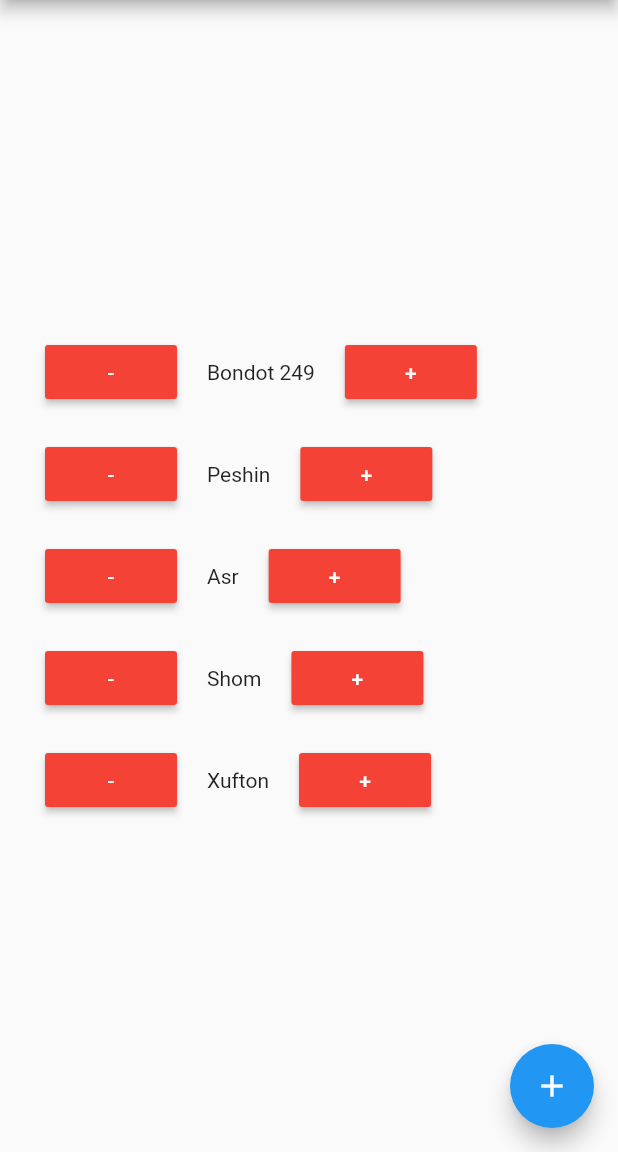
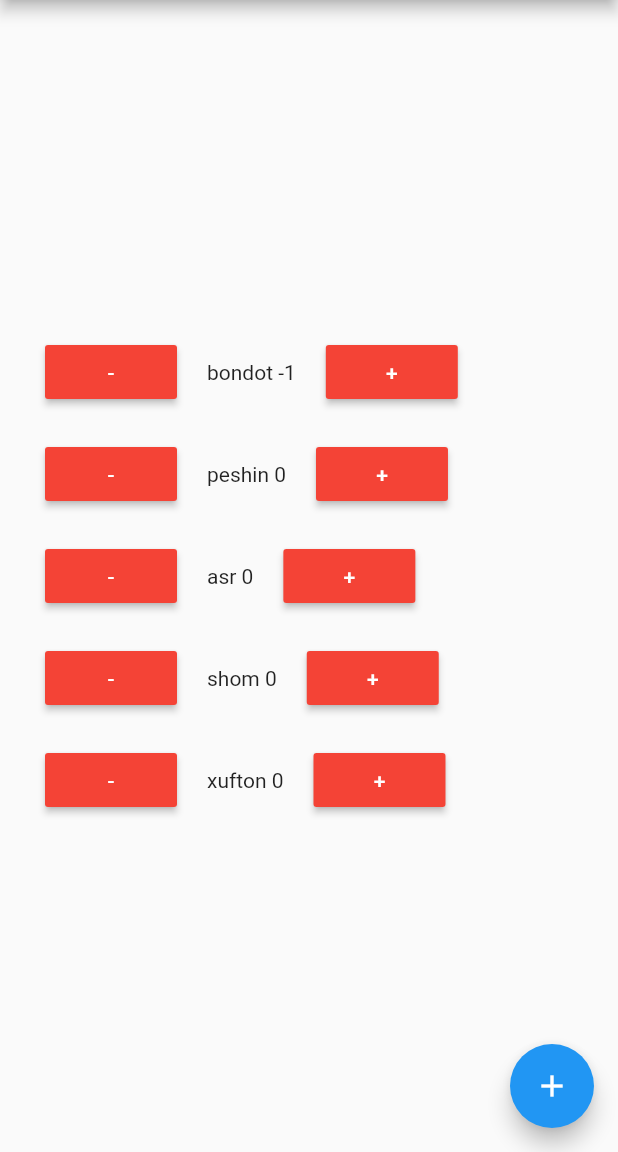
Before and after one commit to Alfraganus/qaza_prayer_tracker, a Flutter app: the screen it shows after launch, after a tap on an icon or button, on a phone screen of 412 x 824 dp, the part 84-1236 px from its top. Run offline on Flutter 3.47's test engine with Material 2 defaults, Android fonts, the phone set to English and light mode, and no system bars; our stand-ins replace cloud_firestore, firebase_core; accounts and stored records are empty.

Commit message:
first prayer count

```diff
--- a/lib/main.dart
+++ b/lib/main.dart
@@ -6,17 +6,21 @@ import 'firebase/functions.dart';
 import 'package:firebase_core/firebase_core.dart';
 import 'firebase_options.dart';
 import 'package:cloud_firestore/cloud_firestore.dart';
-Future<void> test()
-async {
+
+
+void main() async{
   await Firebase.initializeApp(
-    options: DefaultFirebaseOptions.currentPlatform,
+    options: const FirebaseOptions(
+      apiKey: 'AIzaSyDxKKYaaaQunICA_pZg_Ew_XfTOsQW1jrU',
+      appId: '1:24199581709:android:5f229a990eb571ae884544',
+      messagingSenderId: '24199581709',
+      projectId: 'qaza-prayers-tracker',
+      storageBucket: 'qaza-prayers-tracker.appspot.com',
+    ),
   );
-}
-
-void main() {
   runApp(
     MultiProvider(providers: [
-    ChangeNotifierProvider(create: (_) =>Counter(250))
+    ChangeNotifierProvider(create: (_) =>Counter())
     ],child: MyApp(),),
   );
 }
@@ -48,11 +52,6 @@ class MyHomePage extends StatefulWidget {
 class _MyHomePageState extends State<MyHomePage> {
   int _counter = 0;
 
-  void _incrementCounter() {
-    setState(() {
-      _counter++;
-    });
-  }
 
   @override
   Widget build(BuildContext context) {
@@ -68,18 +67,24 @@ class _MyHomePageState extends State<MyHomePage> {
             spacing: 20, // to apply margin in the main axis of the wrap
             runSpacing: 20,
             children: <Widget>[
-              getPrayer(PrayerName: 'Bondot ${context.watch<Counter>().count}',),
-              getPrayer(PrayerName: 'Peshin',),
-              getPrayer(PrayerName: 'Asr',),
-              getPrayer(PrayerName: 'Shom',),
-              getPrayer(PrayerName: 'Xufton',),
+              getPrayer(PrayerName: 'bondot ${context.watch<Counter>().Bondotcount}',PrayerType:'bondot' ,),
+              getPrayer(PrayerName: 'peshin ${context.watch<Counter>().peshinCount}',PrayerType:'peshin'),
+              getPrayer(PrayerName: 'asr ${context.watch<Counter>().asrCount}',PrayerType:'asr'),
+              getPrayer(PrayerName: 'shom ${context.watch<Counter>().shomCount}',PrayerType:'shom'),
+              getPrayer(PrayerName: 'xufton ${context.watch<Counter>().xuftonCount}',PrayerType:'xufton'),
             ],
           ),
         ),
       ),
       floatingActionButton: FloatingActionButton(
         onPressed:() {
-           /*baza jonatish hsu yerdan boladi*/
+          final city = <String, String>{
+            "prayerType": "Bondot",
+            "times": "1",
+            "user_id": "1",
+          };
+        db.collection("PrayerCounts").add(city).then((DocumentReference doc) =>
+            print('DocumentSnapshot added with ID: ${doc.id}'));
         },
         tooltip: 'Increment',
         child: const Icon(Icons.add),
@@ -92,9 +97,10 @@ class _MyHomePageState extends State<MyHomePage> {
 
 
 class getPrayer extends StatefulWidget {
-  const getPrayer({Key? key, required this.PrayerName, this.PrayerId}) : super(key: key);
+  const getPrayer({Key? key, required this.PrayerName, this.PrayerId, required this.PrayerType}) : super(key: key);
   @override
   final String PrayerName;
+  final String PrayerType;
   final int? PrayerId;
   State<getPrayer> createState() => _getPrayerState();
 }
@@ -110,7 +116,7 @@ class _getPrayerState extends State<getPrayer> {
             color: Colors.red, // background
             textColor: Colors.white, // foreground
             onPressed: () {
-              context.read<Counter>().decrement();
+              context.read<Counter>().decrement(widget.PrayerType);
             },
             child: Text('-'),
           ),
@@ -121,7 +127,8 @@ class _getPrayerState extends State<getPrayer> {
             color: Colors.red, // background
             textColor: Colors.white, // foreground
             onPressed: () {
-              context.read<Counter>().increment();
+              // print(widget.PrayerType);
+              context.read<Counter>().increment(widget.PrayerType);
             },
             child: Text('+'),
           )
--- a/lib/provider/counter_provider.dart
+++ b/lib/provider/counter_provider.dart
@@ -1,20 +1,83 @@
 import 'package:flutter/material.dart';
+import 'package:firebase_core/firebase_core.dart';
+import 'package:cloud_firestore/cloud_firestore.dart';
+import '../firebase/functions.dart';
 
 class Counter with ChangeNotifier {
-  var cnt;
-
-  Counter(this.cnt);
+  var Bondotcount=0;
+  var peshinCount=0;
+  var asrCount=0;
+  var shomCount=0;
+  var xuftonCount=0;
 
 
-  int get count => cnt;
+
+  final docRef = db.collection("PrayerCounts").doc("JEEhH74B9g8kfBCRkdXu").get();
+  dynamic data;
 
 
-  void increment() {
-    cnt++;
-    notifyListeners();
+  void increment(String prayerType) {
+    switch (prayerType) {
+      case 'bondot' :
+        {
+          Bondotcount++;
+
+          print(docRef);
+         return notifyListeners();
+        }
+
+      case 'peshin' :
+        {
+          peshinCount++;
+          return notifyListeners();  notifyListeners();
+        }
+      case 'asr' :
+        {
+          asrCount++;
+          return notifyListeners();  notifyListeners();
+        }
+      case 'shom' :
+        {
+          shomCount++;
+          return notifyListeners();  notifyListeners();
+        }
+      case 'xufton' :
+        {
+          xuftonCount++;
+          return notifyListeners();  notifyListeners();
+        }
+    }
   }
-  void decrement() {
-    cnt--;
-    notifyListeners();
+
+
+  void decrement(String prayerType) {
+    switch (prayerType) {
+      case 'bondot' :
+        {
+          Bondotcount--;
+          return notifyListeners();
+        }
+
+      case 'peshin' :
+        {
+          peshinCount--;
+          return notifyListeners();  notifyListeners();
+        }
+      case 'asr' :
+        {
+          asrCount--;
+          return notifyListeners();  notifyListeners();
+        }
+      case 'shom' :
+        {
+          shomCount--;
+          return notifyListeners();  notifyListeners();
+        }
+      case 'xufton' :
+        {
+          xuftonCount--;
+          return notifyListeners();  notifyListeners();
+        }
+    }
   }
 }
```
Also changed, not shown: lib/firebase/QazaModel.dart (+11 -6 lines), lib/firebase/functions.dart (+13 -7 lines).
